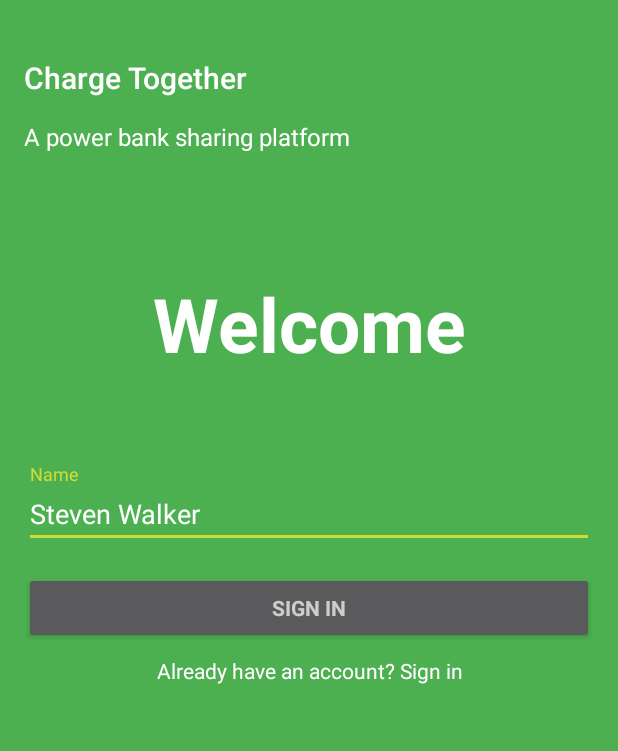
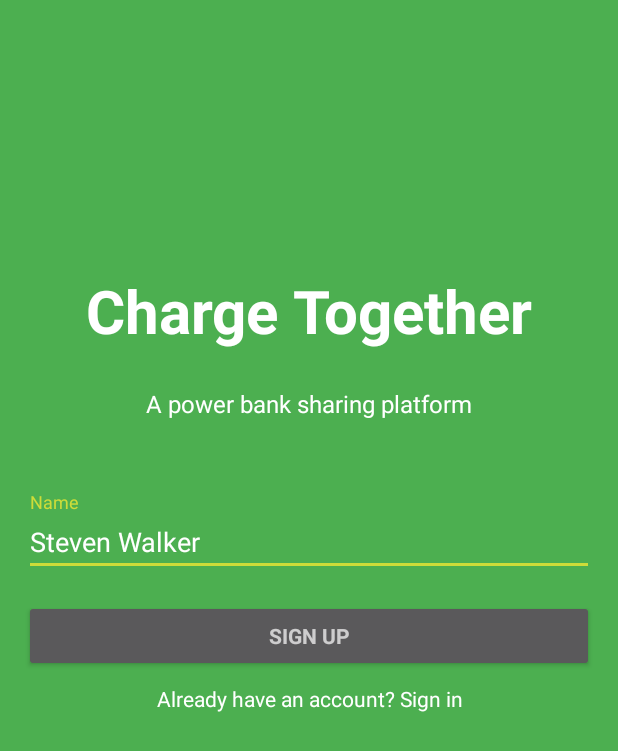
Before and after one commit to LeongHouHeng/Charge-Together, an Android app: the screen it shows after launch (LoginActivity), on a phone screen of 412 x 824 dp. Shown: the top 751 px of the screen. Run offline under Robolectric (Android 15) with nearby library versions, the phone set to English and light mode, and no system bars.

Commit message:
small mod on login and details page

```diff
--- a/app/src/main/java/com/blogspot/cartonsbase/chargetogether/ChooseTypeActivity.java
+++ b/app/src/main/java/com/blogspot/cartonsbase/chargetogether/ChooseTypeActivity.java
@@ -35,7 +35,7 @@ public class ChooseTypeActivity extends AppCompatActivity{
                 Intent intent = new Intent(  );
                 intent.setClass( ChooseTypeActivity.this, Home.class );
                 startActivity( intent );
-                finish();
+
             }
         } );
 
--- a/app/src/main/java/com/blogspot/cartonsbase/chargetogether/LoginActivity.java
+++ b/app/src/main/java/com/blogspot/cartonsbase/chargetogether/LoginActivity.java
@@ -59,6 +59,7 @@ public class LoginActivity extends AppCompatActivity {
 //        getSupportActionBar().setHomeButtonEnabled(true);
 //        getSupportActionBar().setDisplayShowHomeEnabled(true);
 //        getSupportActionBar().setDisplayHomeAsUpEnabled(true);
+        getSupportActionBar().setTitle("");
 
         etv_username = (EditText)findViewById( R.id.login_name );
         login = (Button)findViewById( R.id.email_sign_in_button );
@@ -73,7 +74,6 @@ public class LoginActivity extends AppCompatActivity {
                     intent.setClass( LoginActivity.this, ChooseTypeActivity.class );
                     intent.putExtra( "UserName", UserName );
                     startActivity( intent );
-                    finish();
                 }else{
                     Toast.makeText(getApplicationContext(), "Please type your name...", Toast.LENGTH_SHORT).show();
                 }
--- a/app/src/main/res/layout/activity_login.xml
+++ b/app/src/main/res/layout/activity_login.xml
@@ -21,24 +21,27 @@
         android:paddingRight="@dimen/activity_horizontal_margin"
         >
 
+
+
+        <TextView
+            android:layout_width="match_parent"
+            android:layout_height="wrap_content"
+            android:text="Charge Together"
+            android:textAlignment="center"
+            android:textSize="40sp"
+            android:paddingTop="100dp"
+            android:paddingBottom="24dp"
+            android:textColor="@android:color/white"
+            android:textStyle="bold"/>
         <TextView
             android:layout_width="match_parent"
             android:layout_height="wrap_content"
             android:text="A power bank sharing platform"
             android:textColor="@android:color/white"
+            android:textAlignment="center"
+            android:paddingBottom="48dp"
             android:textSize="16sp"
             />
-
-        <TextView
-            android:layout_width="match_parent"
-            android:layout_height="wrap_content"
-            android:text="Welcome"
-            android:textAlignment="center"
-            android:textSize="50sp"
-            android:paddingTop="80dp"
-            android:paddingBottom="60dp"
-            android:textColor="@android:color/white"
-            android:textStyle="bold"/>
 
         <android.support.design.widget.TextInputLayout
             android:layout_width="match_parent"
@@ -62,7 +65,7 @@
             android:layout_width="match_parent"
             android:layout_height="wrap_content"
             android:layout_marginTop="16dp"
-            android:text="SIGN IN"
+            android:text="SIGN UP"
             android:textStyle="bold" />
 
         <TextView
```
Also changed, not shown: app/src/main/java/com/blogspot/cartonsbase/chargetogether/Provider_page.java (+13 -4 lines), app/src/main/res/layout/activity_provider_page.xml (+4 -4 lines).
